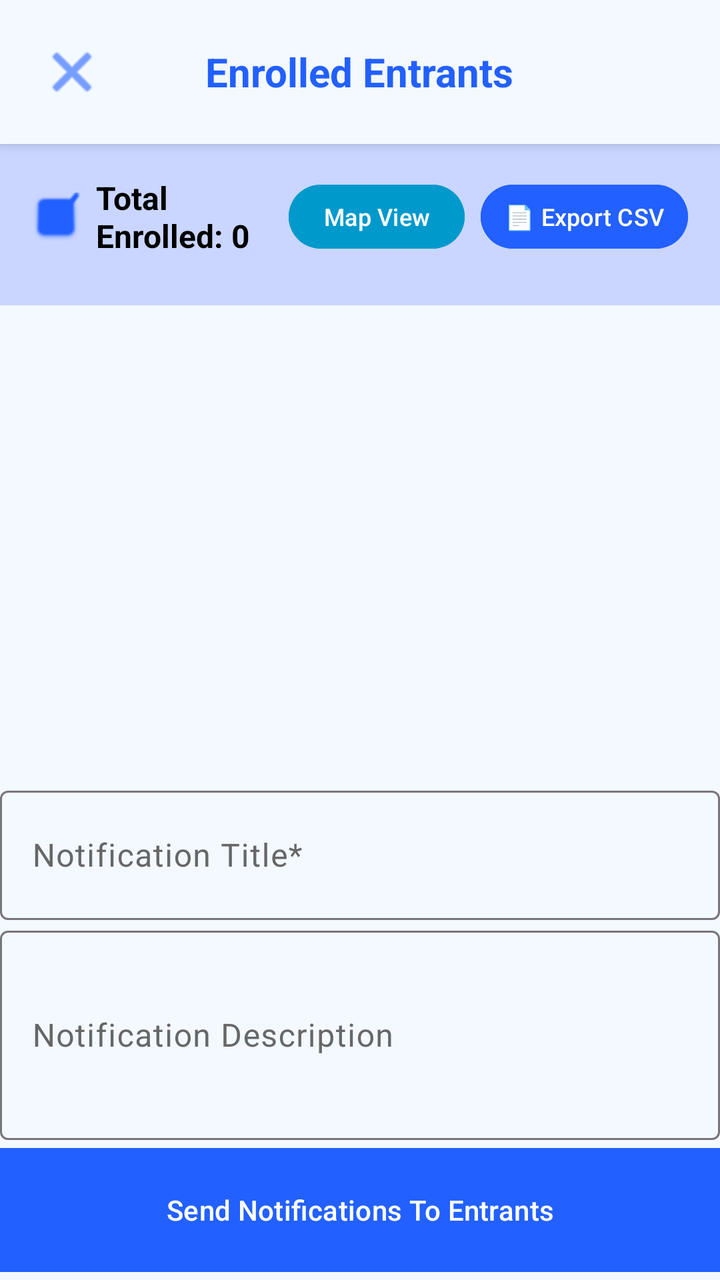
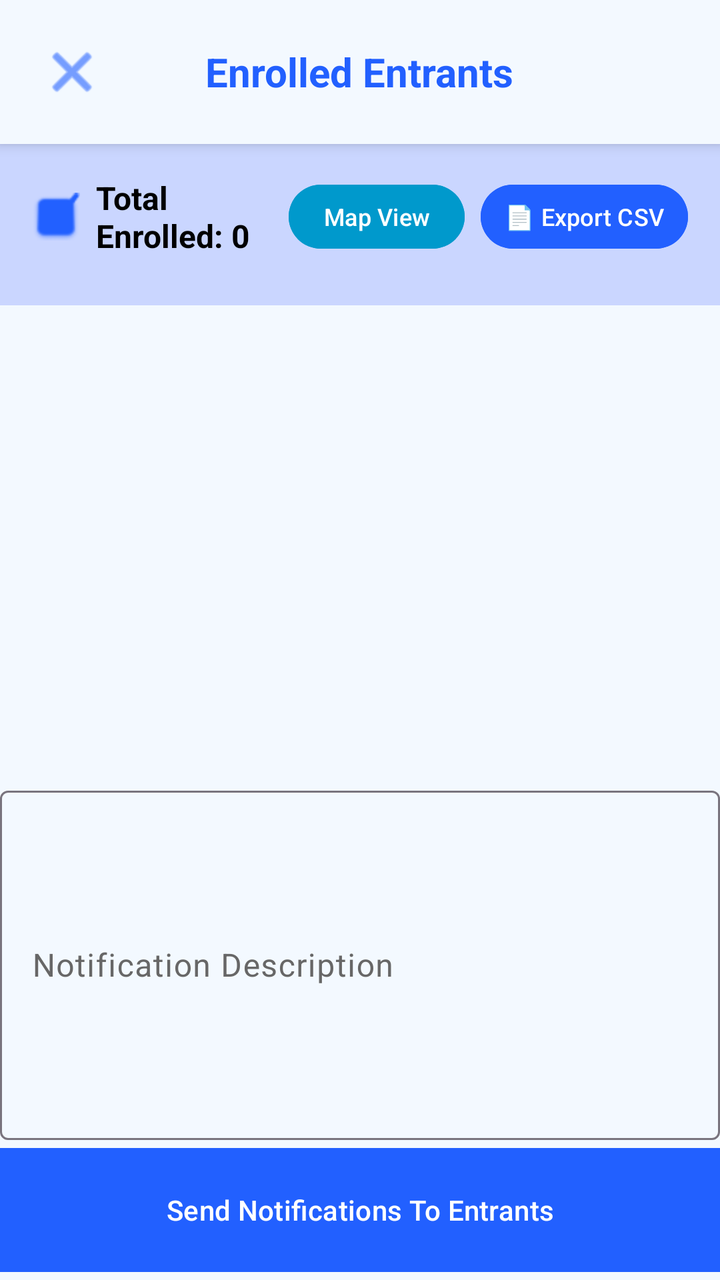

The first picture is an Android layout as it rendered before a commit; the second is the same layout after the commit. The layout source and the unified diff follow.
<!-- AndroidManifest.xml: activity theme Theme.GitCat_events -->
<!-- res/layout/activity_accepted_entrants_view.xml -->
<?xml version="1.0" encoding="utf-8"?>
<LinearLayout xmlns:android="http://schemas.android.com/apk/res/android"
    xmlns:app="http://schemas.android.com/apk/res-auto"
    android:layout_width="match_parent"
    android:layout_height="match_parent"
    android:background="@color/background_color"
    android:orientation="vertical">

    
    <RelativeLayout
        android:layout_width="match_parent"
        android:layout_height="wrap_content"
        android:background="@color/background_color"
        android:elevation="4dp"
        android:padding="16dp">

        <ImageButton
            android:id="@+id/btnBack"
            android:layout_width="40dp"
            android:layout_height="40dp"
            android:layout_alignParentStart="true"
            android:layout_centerVertical="true"
            android:background="?attr/selectableItemBackgroundBorderless"
            android:contentDescription="Back"
            android:src="@android:drawable/ic_menu_close_clear_cancel"
            android:tint="@color/button_color" />

        <TextView
            android:id="@+id/tvEventName"
            android:layout_width="wrap_content"
            android:layout_height="wrap_content"
            android:layout_centerInParent="true"
            android:text="Enrolled Entrants"
            android:textColor="@color/text_color_colored"
            android:textSize="20sp"
            android:textStyle="bold" />
    </RelativeLayout>

    
    <LinearLayout
        android:layout_width="match_parent"
        android:layout_height="wrap_content"
        android:background="@color/container_color"
        android:orientation="vertical"
        android:padding="16dp">

        <LinearLayout
            android:layout_width="match_parent"
            android:layout_height="wrap_content"
            android:layout_marginBottom="8dp"
            android:gravity="center_vertical"
            android:orientation="horizontal">

            <ImageView
                android:layout_width="24dp"
                android:layout_height="24dp"
                android:layout_marginEnd="8dp"
                android:src="@android:drawable/checkbox_on_background"
                app:tint="@color/button_color" />

            <TextView
                android:id="@+id/tvAcceptedListCount"
                android:layout_width="0dp"
                android:layout_height="wrap_content"
                android:layout_weight="1"
                android:text="Total Enrolled: 0"
                android:textColor="@color/text_color_dark"
                android:textSize="16sp"
                android:textStyle="bold" />

            
            <Button
                android:id="@+id/btnMapView"
                android:layout_width="wrap_content"
                android:layout_height="40dp"
                android:text="Map View"
                android:textSize="12sp"
                android:textColor="@android:color/white"
                android:backgroundTint="@android:color/holo_blue_dark"
                android:paddingStart="12dp"
                android:paddingEnd="12dp"
                android:layout_marginEnd="8dp" />

            
            <Button
                android:id="@+id/btnExportCsv"
                android:layout_width="wrap_content"
                android:layout_height="40dp"
                android:backgroundTint="@color/button_color"
                android:paddingStart="12dp"
                android:paddingEnd="12dp"
                android:text="📄 Export CSV"
                android:textColor="@color/text_color_light"
                android:textSize="12sp" />
        </LinearLayout>

        
        <TextView
            android:id="@+id/tvCapacityInfo"
            android:layout_width="wrap_content"
            android:layout_height="wrap_content"
            android:text="Capacity: 0 / 0"
            android:textColor="@color/text_color_dark"
            android:textSize="14sp"
            android:visibility="gone" />
    </LinearLayout>

    

    

    

    
    <TextView
        android:id="@+id/tvAcceptedListEmpty"
        android:layout_width="match_parent"
        android:layout_height="0dp"
        android:layout_weight="1"
        android:gravity="center"
        android:text="No enrolled entrants yet\n\n📋 Run the raffle to select participants\n✉️ Selected participants must accept their invitations"
        android:textAlignment="center"
        android:textColor="@color/text_color_dark"
        android:textSize="16sp"
        android:visibility="gone" />

    <LinearLayout
        android:layout_width="match_parent"
        android:layout_height="match_parent"
        android:orientation="vertical">

        <View
            android:layout_width="match_parent"
            android:layout_height="1dp" />

        <androidx.recyclerview.widget.RecyclerView
            android:id="@+id/rvAcceptedList"
            android:layout_width="match_parent"
            android:layout_height="0dp"
            android:layout_weight="1"
            android:clipToPadding="false"
            android:padding="8dp" />

        <LinearLayout
            android:layout_width="match_parent"
            android:layout_height="250dp"
            android:orientation="vertical">

            <com.google.android.material.textfield.TextInputLayout
                android:id="@+id/textInputLayout"
                android:layout_width="match_parent"
                android:layout_height="70dp"
                android:textColorHint="@color/text_color_medium"
                app:helperTextTextColor="@color/text_color_medium"
                app:hintTextColor="@color/text_color_medium"
                app:placeholderTextColor="@color/text_color_medium"
                app:prefixTextColor="@color/text_color_medium"
                app:suffixTextColor="@color/text_color_medium">

                <com.google.android.material.textfield.TextInputEditText
                    android:id="@+id/acceptedListNotifTitleText"
                    android:layout_width="match_parent"
                    android:layout_height="match_parent"
                    android:hint="Notification Title*" />
            </com.google.android.material.textfield.TextInputLayout>

            <com.google.android.material.textfield.TextInputLayout
                android:id="@+id/textInputLayout2"
                android:layout_width="match_parent"
                android:layout_height="110dp"
                android:textColorHint="@color/text_color_medium"
                app:helperTextTextColor="@color/text_color_medium"
                app:hintTextColor="@color/text_color_medium"
                app:placeholderTextColor="@color/text_color_medium"
                app:prefixTextColor="@color/text_color_medium"
                app:suffixTextColor="@color/text_color_medium">

                <com.google.android.material.textfield.TextInputEditText
                    android:id="@+id/acceptedListNotifDescription"
                    android:layout_width="match_parent"
                    android:layout_height="match_parent"
                    android:hint="Notification Description" />
            </com.google.android.material.textfield.TextInputLayout>

            <Button
                android:id="@+id/AcceptedListSendNotif"
                android:layout_width="match_parent"
                android:layout_height="70dp"
                android:layout_marginTop="0dp"
                android:backgroundTint="@color/button_color"
                android:text="Send Notifications To Entrants"
                android:textColor="@color/text_color_light"
                app:cornerRadius="0dp" />
        </LinearLayout>
    </LinearLayout>

</LinearLayout>
<!-- resources referenced by this layout -->
<resources>
  <color name="background_color">#F3F9FF</color>
  <color name="button_color">#2260ff</color>
  <color name="container_color">#CAD6ff</color>
  <color name="text_color_colored">#2260ff</color>
  <color name="text_color_dark">#000000</color>
  <color name="text_color_light">#ffffff</color>
  <color name="text_color_medium">#676767</color>
  <style name="Theme.GitCat_events" parent="Base.Theme.GitCat_events" />
  <style name="Base.Theme.GitCat_events" parent="Theme.Material3.DayNight.NoActionBar">
          
          
      </style>
</resources>

<!-- the commit's change to res/layout/activity_accepted_entrants_view.xml (unified diff, before → after) -->
@@ -147,27 +147,9 @@
             android:orientation="vertical">
 
             <com.google.android.material.textfield.TextInputLayout
-                android:id="@+id/textInputLayout"
-                android:layout_width="match_parent"
-                android:layout_height="70dp"
-                android:textColorHint="@color/text_color_medium"
-                app:helperTextTextColor="@color/text_color_medium"
-                app:hintTextColor="@color/text_color_medium"
-                app:placeholderTextColor="@color/text_color_medium"
-                app:prefixTextColor="@color/text_color_medium"
-                app:suffixTextColor="@color/text_color_medium">
-
-                <com.google.android.material.textfield.TextInputEditText
-                    android:id="@+id/acceptedListNotifTitleText"
-                    android:layout_width="match_parent"
-                    android:layout_height="match_parent"
-                    android:hint="Notification Title*" />
-            </com.google.android.material.textfield.TextInputLayout>
-
-            <com.google.android.material.textfield.TextInputLayout
                 android:id="@+id/textInputLayout2"
                 android:layout_width="match_parent"
-                android:layout_height="110dp"
+                android:layout_height="180dp"
                 android:textColorHint="@color/text_color_medium"
                 app:helperTextTextColor="@color/text_color_medium"
                 app:hintTextColor="@color/text_color_medium"
